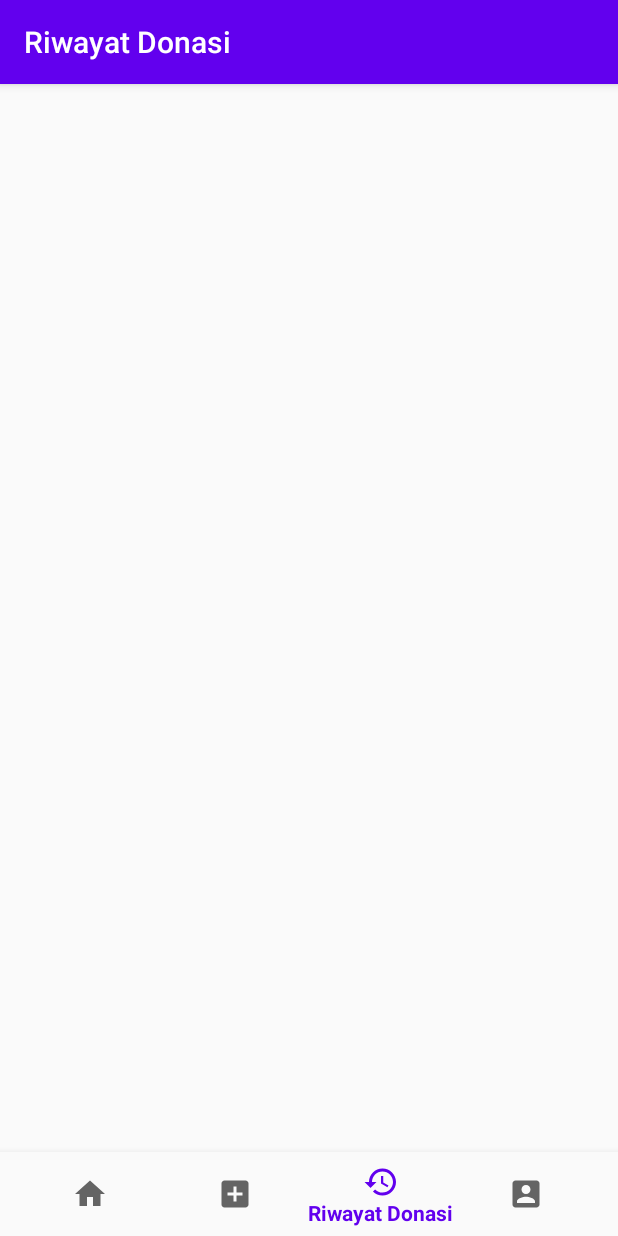
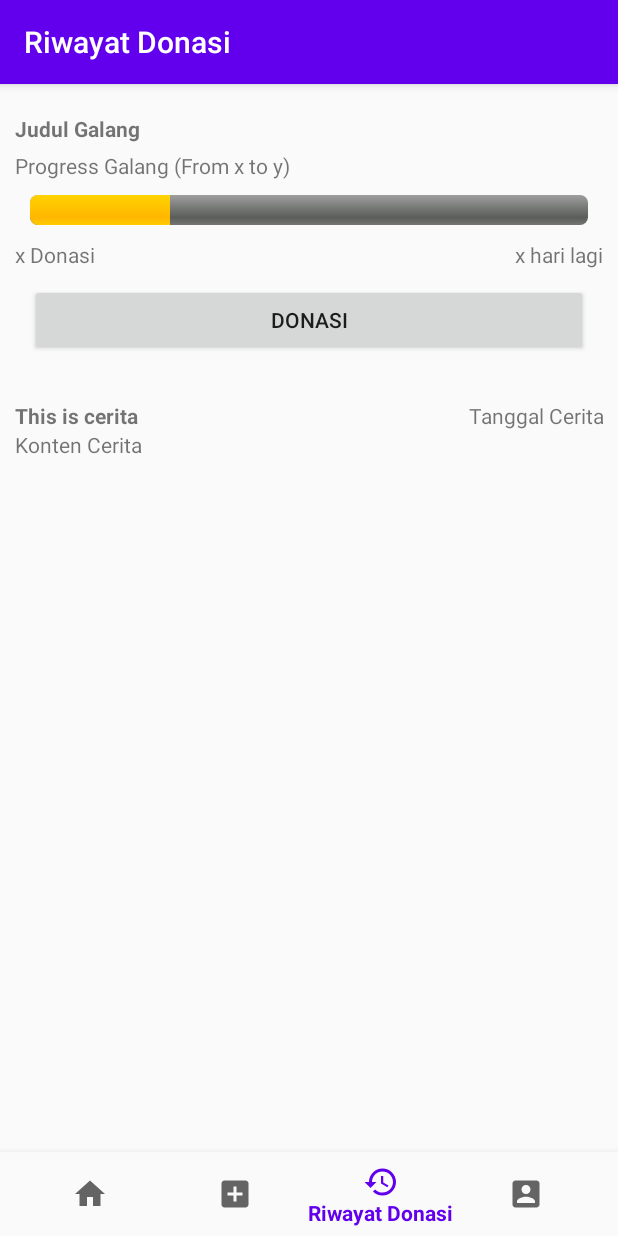
Before and after one commit to winlian99/ProyekAplikasiDonasi, an Android app: the GalangFragment screen opened through its navigation route, on a phone screen of 412 x 824 dp. Run offline under Robolectric (Android 15) with nearby library versions, the phone set to English and light mode, and no system bars; our stand-ins replace Firebase (no records; nobody signed in at launch, a user with empty details on screens opened directly), navigation-ui.

Commit message:
Proto Layout untuk Galang

```diff
--- a/app/build.gradle
+++ b/app/build.gradle
@@ -8,7 +8,7 @@ android {
 
     defaultConfig {
         applicationId "com.example.proyekaplikasidonasi"
-        minSdkVersion 27
+        minSdkVersion 25
         targetSdkVersion 29
         versionCode 1
         versionName "1.0"
--- a/app/src/main/res/layout/fragment_galang.xml
+++ b/app/src/main/res/layout/fragment_galang.xml
@@ -1,22 +1,101 @@
 <?xml version="1.0" encoding="utf-8"?>
-<androidx.constraintlayout.widget.ConstraintLayout xmlns:android="http://schemas.android.com/apk/res/android"
-    xmlns:app="http://schemas.android.com/apk/res-auto"
+<ScrollView
+    xmlns:android="http://schemas.android.com/apk/res/android"
     xmlns:tools="http://schemas.android.com/tools"
     android:layout_width="match_parent"
-    android:layout_height="match_parent"
-    tools:context=".ui.galang.GalangFragment">
+    android:layout_height="match_parent">
 
-    <TextView
-        android:id="@+id/text_notifications"
+    <LinearLayout
+        android:orientation="vertical"
         android:layout_width="match_parent"
-        android:layout_height="wrap_content"
-        android:layout_marginStart="8dp"
-        android:layout_marginTop="8dp"
-        android:layout_marginEnd="8dp"
-        android:textAlignment="center"
-        android:textSize="20sp"
-        app:layout_constraintBottom_toBottomOf="parent"
-        app:layout_constraintEnd_toEndOf="parent"
-        app:layout_constraintStart_toStartOf="parent"
-        app:layout_constraintTop_toTopOf="parent" />
-</androidx.constraintlayout.widget.ConstraintLayout>
+        android:layout_height="match_parent">
+
+        <LinearLayout
+            android:layout_margin="10sp"
+            android:orientation="vertical"
+            android:id="@+id/header_galang"
+            android:layout_width="match_parent"
+            android:layout_height="wrap_content"
+            tools:ignore="MissingConstraints">
+            <TextView
+                android:textStyle="bold"
+                android:paddingTop="10sp"
+                android:layout_width="match_parent"
+                android:layout_height="wrap_content"
+                android:id="@+id/judul_galang"
+                android:text="Judul Galang"/>
+
+            <TextView
+                android:paddingTop="5sp"
+                android:id="@+id/text_progress"
+                android:text="Progress Galang (From x to y)"
+                android:layout_width="match_parent"
+                android:layout_height="wrap_content"/>
+
+            <ProgressBar
+                android:padding="10sp"
+                android:progress="25"
+                style="@android:style/Widget.ProgressBar.Horizontal"
+                android:layout_width="match_parent"
+                android:layout_height="wrap_content"/>
+
+            <LinearLayout
+                android:orientation="horizontal"
+                android:layout_width="match_parent"
+                android:layout_height="wrap_content">
+                <TextView
+                    android:layout_width="wrap_content"
+                    android:layout_height="wrap_content"
+                    android:id="@+id/jumlah_donasi"
+                    android:text="x Donasi"/>
+
+                <TextView
+                    android:layout_width="match_parent"
+                    android:layout_height="wrap_content"
+                    android:id="@+id/batas_galang"
+                    android:text="x hari lagi"
+                    android:gravity="end"/>
+            </LinearLayout>
+
+            <Button
+                android:layout_margin="10sp"
+                android:layout_width="match_parent"
+                android:layout_height="wrap_content"
+                android:text="DONASI"/>
+
+        </LinearLayout>
+
+        <LinearLayout
+            android:layout_margin="10sp"
+            android:orientation="vertical"
+            android:id="@+id/cerita_galang"
+            android:layout_width="match_parent"
+            android:layout_height="wrap_content">
+
+            <LinearLayout
+                android:orientation="horizontal"
+                android:layout_width="match_parent"
+                android:layout_height="wrap_content">
+
+                <TextView
+                    android:textStyle="bold"
+                    android:layout_width="wrap_content"
+                    android:layout_height="wrap_content"
+                    android:text="This is cerita"/>
+
+                <TextView
+                    android:layout_width="match_parent"
+                    android:layout_height="wrap_content"
+                    android:text="Tanggal Cerita"
+                    android:gravity="right"/>
+            </LinearLayout>
+
+            <TextView
+                android:layout_width="match_parent"
+                android:layout_height="wrap_content"
+                android:text="Konten Cerita"/>
+        </LinearLayout>
+
+    </LinearLayout>
+
+</ScrollView>
```
